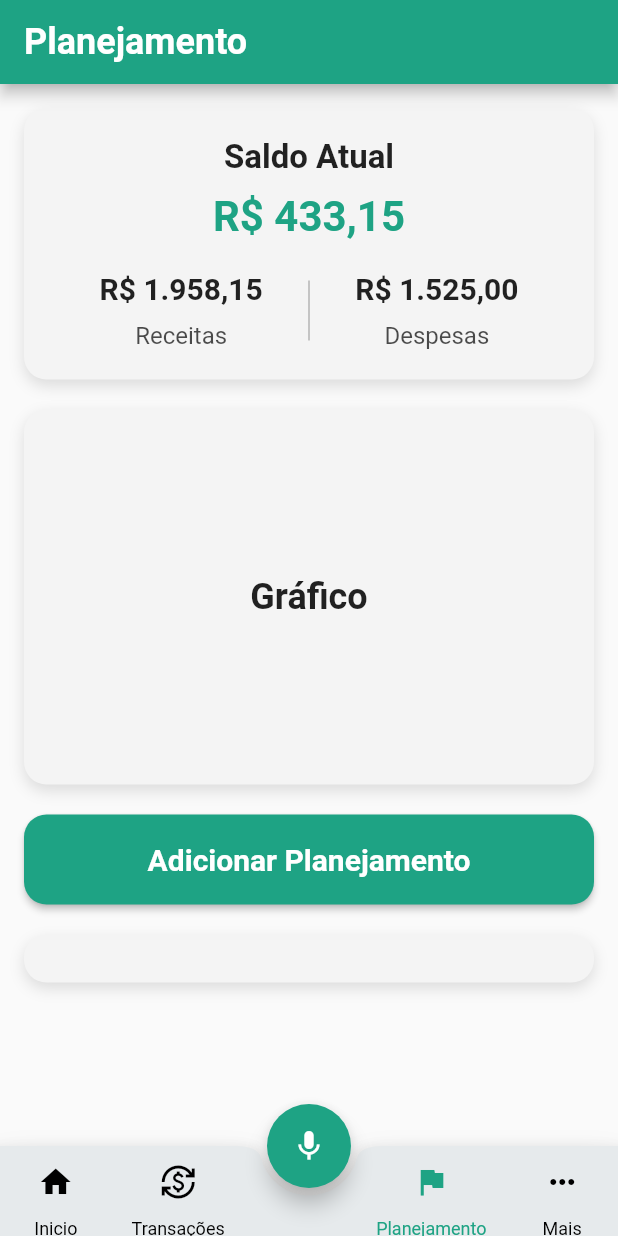
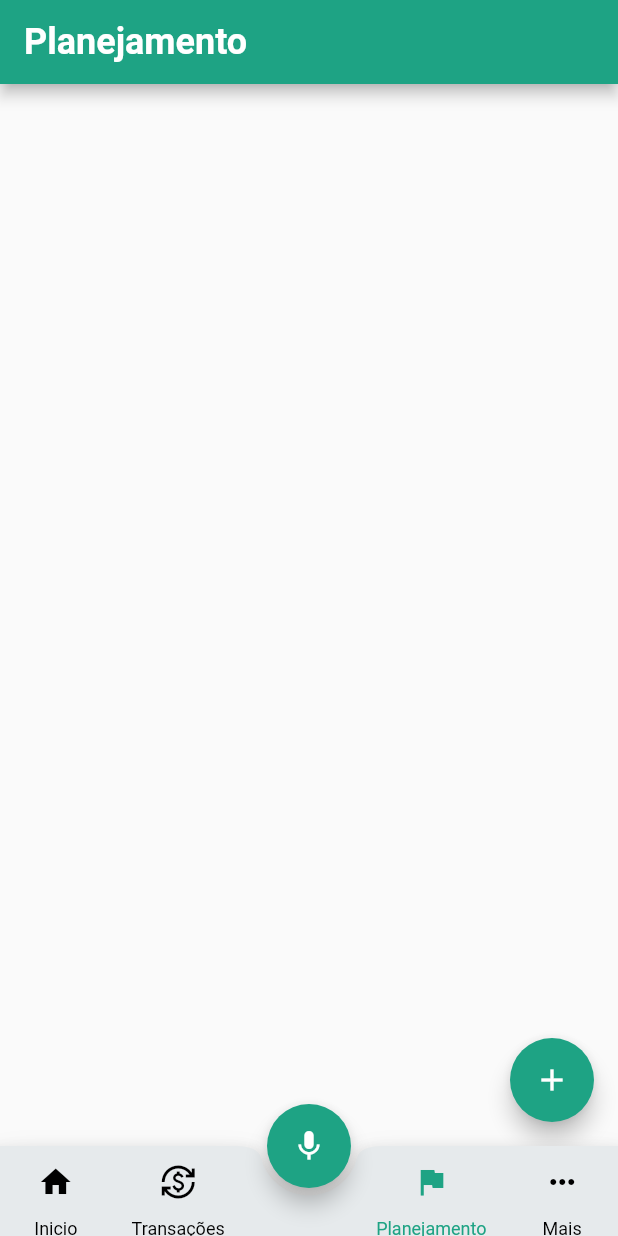
Before and after one commit to AmaralFLucas/prospere_ai, a Flutter app: the screen it shows once a user with an empty profile is signed in, swiped to page 3, on a phone screen of 412 x 824 dp. Run offline on Flutter 3.47's test engine with Material 3 defaults, Android fonts, the phone set to English and light mode, and no system bars; drawn by our look-alikes of fl_chart; our stand-ins replace avatar_glow, cloud_firestore, firebase_auth, firebase_core, speech_to_text; missing offline and left inert: floating_action_bubble; accounts and stored records are empty.

Commit message:
ajuste planejamento
planejamento

```diff
--- a/lib/components/customBottomAppBar.dart
+++ b/lib/components/customBottomAppBar.dart
@@ -48,6 +48,7 @@ class CustomBottomAppBar extends StatelessWidget {
           buildNavBarItem(Icons.currency_exchange, 'Transações', 1),
           const SizedBox(width: 48), // Espaço para o FAB
           buildNavBarItem(Icons.flag, 'Planejamento', 2),
+
           buildNavBarItem(Icons.more_horiz, 'Mais', 3),
         ],
       ),
--- a/lib/views/planejamento.dart
+++ b/lib/views/planejamento.dart
@@ -1,10 +1,11 @@
 import 'package:flutter/material.dart';
+import 'package:fl_chart/fl_chart.dart';
 
 class Planejamento extends StatefulWidget {
   const Planejamento({super.key});
 
   @override
-  State<Planejamento> createState() => _PlanejamentoState();
+  _PlanejamentoState createState() => _PlanejamentoState();
 }
 
 Color myColor = const Color.fromARGB(255, 30, 163, 132);
@@ -13,10 +14,14 @@ Color textColor = Colors.black87;
 
 class _PlanejamentoState extends State<Planejamento> {
   List<Map<String, dynamic>> planList = [];
-  int? selectedPlanIndex;
+  double totalGasto = 0;
+  double totalPlanejado = 0;
 
   @override
   Widget build(BuildContext context) {
+    totalPlanejado = planList.fold(0, (sum, item) => sum + item['value']);
+    totalGasto = planList.fold(0, (sum, item) => sum + item['spent']);
+
     return Scaffold(
       appBar: AppBar(
         backgroundColor: myColor,
@@ -30,27 +35,74 @@ class _PlanejamentoState extends State<Planejamento> {
           ),
         ),
       ),
-      body: SingleChildScrollView(
+      body: Padding(
         padding: const EdgeInsets.all(16),
         child: Column(
-          mainAxisAlignment: MainAxisAlignment.start,
           children: [
-            _buildBalanceCard(),
-            const SizedBox(height: 20),
-            _buildChartCard(),
-            const SizedBox(height: 20),
-            _buildAddPlanButton(),
-            const SizedBox(height: 20),
-            _buildPlanList(),
+            _buildTotalChart(),
+            const SizedBox(height: 16),
+            Expanded(child: _buildPlanGrid()), // Plano em GridView
           ],
+        ),
+      ),
+      floatingActionButton: FloatingActionButton(
+        onPressed: () {
+          _showAddPlanDialog(context);
+        },
+        backgroundColor: myColor,
+        child: const Icon(Icons.add),
+      ),
+      floatingActionButtonLocation: FloatingActionButtonLocation.endFloat,
+    );
+  }
+
+  Widget _buildTotalChart() {
+    return GestureDetector(
+      onTap: _showEditOrDeleteDialog,
+      child: Container(
+        padding: const EdgeInsets.all(16),
+        height: 200,
+        child: PieChart(
+          PieChartData(
+            sections: [
+              PieChartSectionData(
+                color: Colors.green,
+                value: totalPlanejado - totalGasto,
+                radius: 60,
+              ),
+              PieChartSectionData(
+                color: Colors.red,
+                value: totalGasto,
+                radius: 60,
+              ),
+            ],
+            borderData: FlBorderData(show: false),
+            sectionsSpace: 0,
+            centerSpaceRadius: 50,
+          ),
         ),
       ),
     );
   }
 
-  Widget _buildBalanceCard() {
+  Widget _buildPlanGrid() {
+    return GridView.builder(
+      itemCount: planList.length,
+      gridDelegate: const SliverGridDelegateWithFixedCrossAxisCount(
+        crossAxisCount: 2,
+        crossAxisSpacing: 16,
+        mainAxisSpacing: 16,
+        childAspectRatio: 3 / 4,
+      ),
+      itemBuilder: (context, index) {
+        return _buildPlanCard(planList[index]);
+      },
+    );
+  }
+
+  Widget _buildPlanCard(Map<String, dynamic> plan) {
     return Container(
-      padding: const EdgeInsets.all(20),
+      padding: const EdgeInsets.all(16),
       decoration: BoxDecoration(
         color: cardColor,
         borderRadius: BorderRadius.circular(15),
@@ -63,174 +115,52 @@ class _PlanejamentoState extends State<Planejamento> {
         ],
       ),
       child: Column(
-        mainAxisAlignment: MainAxisAlignment.spaceEvenly,
+        crossAxisAlignment: CrossAxisAlignment.start,
         children: [
           Text(
-            'Saldo Atual',
-            style: TextStyle(
-              fontSize: 22,
+            plan['name'],
+            style: const TextStyle(
+              fontSize: 20,
               fontWeight: FontWeight.bold,
-              color: textColor,
+              color: Colors.black,
             ),
           ),
-          const SizedBox(height: 10),
-          Text(
-            'R\$ 433,15',
-            style: TextStyle(
-              fontSize: 28,
-              fontWeight: FontWeight.bold,
-              color: myColor,
+          const SizedBox(height: 8),
+          Expanded(
+            child: PieChart(
+              PieChartData(
+                sections: [
+                  PieChartSectionData(
+                    color: Colors.green,
+                    value: plan['value'] - plan['spent'],
+                    radius: 30,
                   ),
-          ),
-          const SizedBox(height: 20),
-          Row(
-            mainAxisAlignment: MainAxisAlignment.spaceEvenly,
-            children: [
-              _buildBalanceDetail('Receitas', 'R\$ 1.958,15'),
-              Container(
-                height: 40,
-                width: 1,
-                color: Colors.black26,
-              ),
-              _buildBalanceDetail('Despesas', 'R\$ 1.525,00'),
-            ],
+                  PieChartSectionData(
+                    color: Colors.red,
+                    value: plan['spent'],
+                    radius: 30,
                   ),
                 ],
               ),
-    );
-  }
-
-  Widget _buildBalanceDetail(String title, String value) {
-    return Column(
-      children: [
-        Text(
-          value,
-          style: TextStyle(
-            fontSize: 20,
-            fontWeight: FontWeight.bold,
-            color: textColor,
-          ),
-        ),
-        const SizedBox(height: 10),
-        Text(
-          title,
-          style: TextStyle(
-            fontSize: 16,
-            color: textColor.withOpacity(0.7),
-          ),
-        ),
-      ],
-    );
-  }
-
-  Widget _buildChartCard() {
-    return Container(
-      padding: const EdgeInsets.all(20),
-      decoration: BoxDecoration(
-        color: cardColor,
-        borderRadius: BorderRadius.circular(15),
-        boxShadow: const [
-          BoxShadow(
-            color: Colors.black12,
-            blurRadius: 8,
-            offset: Offset(0, 4),
-          ),
-        ],
-      ),
-      height: 250,
-      child: Center(
-        child: Text(
-          'Gráfico',
-          style: TextStyle(
-            fontSize: 24,
-            fontWeight: FontWeight.bold,
-            color: textColor,
-          ),
-        ),
-      ),
-    );
-  }
-
-  Widget _buildAddPlanButton() {
-    return ElevatedButton(
-      onPressed: () {
-        _showAddPlanDialog(context);
-      },
-      style: ElevatedButton.styleFrom(
-        backgroundColor: myColor,
-        minimumSize: const Size(double.infinity, 60),
-        shape: RoundedRectangleBorder(
-          borderRadius: BorderRadius.circular(15),
-        ),
-      ),
-      child: Text(
-        'Adicionar Planejamento',
-        style: TextStyle(
-          fontSize: 20,
-          fontWeight: FontWeight.bold,
-        ),
-      ),
-    );
-  }
-
-  Widget _buildPlanList() {
-    return Container(
-      decoration: BoxDecoration(
-        color: cardColor,
-        borderRadius: BorderRadius.circular(15),
-        boxShadow: const [
-          BoxShadow(
-            color: Colors.black12,
-            blurRadius: 8,
-            offset: Offset(0, 4),
-          ),
-        ],
-      ),
-      child: ListView.builder(
-        padding: const EdgeInsets.all(16),
-        shrinkWrap: true,
-        itemCount: planList.length,
-        itemBuilder: (context, index) {
-          return GestureDetector(
-            onTap: () {
-              setState(() {
-                selectedPlanIndex = index;
-              });
-            },
-            child: Container(
-              decoration: BoxDecoration(
-                color: selectedPlanIndex == index ? myColor : cardColor,
-                borderRadius: BorderRadius.circular(12),
-              ),
-              margin: const EdgeInsets.symmetric(vertical: 8),
-              padding: const EdgeInsets.all(16),
-              child: Column(
-                crossAxisAlignment: CrossAxisAlignment.start,
-                children: [
-                  Text(
-                    planList[index]['name'],
-                    style: TextStyle(
-                      fontSize: 20,
-                      fontWeight: FontWeight.bold,
-                      color:
-                          selectedPlanIndex == index ? Colors.white : textColor,
             ),
           ),
           const SizedBox(height: 8),
           Text(
-                    'R\$: ${planList[index]['value']}',
-                    style: TextStyle(
+            'Valor: R\$: ${plan['value'].toStringAsFixed(2)}',
+            style: const TextStyle(
               fontSize: 16,
-                      color: selectedPlanIndex == index
-                          ? Colors.white70
-                          : textColor.withOpacity(0.7),
+              color: Colors.black87,
+            ),
+          ),
+          const SizedBox(height: 4),
+          Text(
+            'Gasto: R\$: ${plan['spent'].toStringAsFixed(2)}',
+            style: const TextStyle(
+              fontSize: 16,
+              color: Colors.black87,
             ),
           ),
         ],
-              ),
-            ),
-          );
-        },
       ),
     );
   }
@@ -238,6 +168,7 @@ class _PlanejamentoState extends State<Planejamento> {
   void _showAddPlanDialog(BuildContext context) {
     String planName = '';
     String planValue = '';
+    String selectedCategory = 'Casa';
 
     showDialog(
       context: context,
@@ -261,7 +192,7 @@ class _PlanejamentoState extends State<Planejamento> {
               ),
               TextField(
                 decoration: InputDecoration(
-                  labelText: 'Valor',
+                  labelText: 'Valor Planejado',
                   labelStyle: TextStyle(color: textColor),
                   focusedBorder: UnderlineInputBorder(
                     borderSide: BorderSide(color: myColor),
@@ -270,6 +201,28 @@ class _PlanejamentoState extends State<Planejamento> {
                 keyboardType: TextInputType.number,
                 onChanged: (value) {
                   planValue = value;
+                },
+              ),
+              DropdownButton<String>(
+                value: selectedCategory,
+                items: <String>[
+                  'Casa',
+                  'Educação',
+                  'Outros',
+                  'Eletrônicos',
+                  'Supermercado',
+                  'Transporte',
+                  'Viagem'
+                ].map((String category) {
+                  return DropdownMenuItem<String>(
+                    value: category,
+                    child: Text(category),
+                  );
+                }).toList(),
+                onChanged: (String? newValue) {
+                  setState(() {
+                    selectedCategory = newValue!;
+                  });
                 },
               ),
             ],
@@ -291,8 +244,12 @@ class _PlanejamentoState extends State<Planejamento> {
               ),
               onPressed: () {
                 setState(() {
-                  planList.add({'name': planName, 'value': planValue});
-                  selectedPlanIndex = planList.length - 1;
+                  planList.add({
+                    'name': planName,
+                    'value': double.parse(planValue),
+                    'spent': 0,
+                    'category': selectedCategory
+                  });
                 });
                 Navigator.of(context).pop();
               },
@@ -302,4 +259,37 @@ class _PlanejamentoState extends State<Planejamento> {
       },
     );
   }
+
+  void _showEditOrDeleteDialog() {
+    showDialog(
+      context: context,
+      builder: (BuildContext context) {
+        return AlertDialog(
+          title: const Text('Editar ou Excluir Planejamento'),
+          actions: [
+            TextButton(
+              onPressed: () {
+                Navigator.of(context).pop();
+                _editPlan();
+              },
+              child: const Text('Editar'),
+            ),
+            TextButton(
+              onPressed: () {
+                setState(() {
+                  planList.clear();
+                });
+                Navigator.of(context).pop();
+              },
+              child: const Text('Excluir'),
+            ),
+          ],
+        );
+      },
+    );
   }
+
+  void _editPlan() {
+    // Lógica para editar o planejamento
+  }
+}
--- a/pubspec.yaml
+++ b/pubspec.yaml
@@ -39,7 +39,7 @@ dependencies:
   avatar_glow: ^3.0.1
   speech_to_text: ^7.0.0
   google_generative_ai: ^0.4.6
-
+  fl_chart: ^0.69.0
 
   # The following adds the Cupertino Icons font to your application.
   # Use with the CupertinoIcons class for iOS style icons.
```
Also changed, not shown: pubspec.lock. Lines whose indentation alone changed are shown as unchanged.
